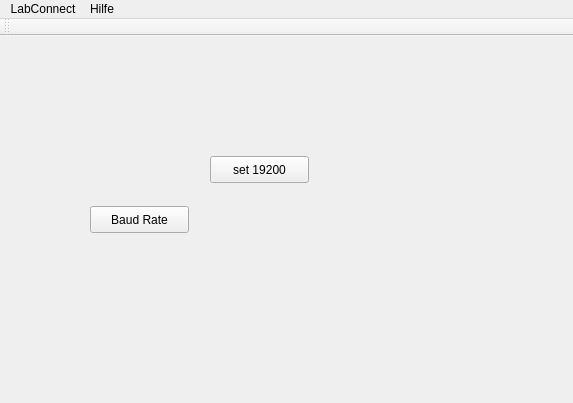
Old version of the form LabConnect/LabConnect.ui in the repository LabConnect/Interface.
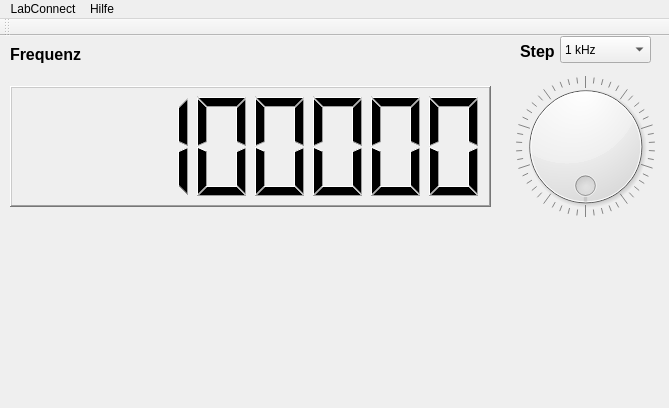
New version of the form.

The edit to the form file:
```diff
--- a/LabConnect/LabConnect.ui
+++ b/LabConnect/LabConnect.ui
@@ -9,47 +9,198 @@
    <rect>
     <x>0</x>
     <y>0</y>
-    <width>573</width>
-    <height>403</height>
+    <width>669</width>
+    <height>408</height>
    </rect>
   </property>
   <property name="windowTitle">
    <string>LabConnect</string>
   </property>
   <widget class="QWidget" name="centralWidget">
-   <widget class="QPushButton" name="pushButton">
+   <widget class="QDial" name="dial">
     <property name="geometry">
      <rect>
-      <x>90</x>
-      <y>170</y>
-      <width>99</width>
-      <height>27</height>
+      <x>510</x>
+      <y>40</y>
+      <width>151</width>
+      <height>141</height>
      </rect>
     </property>
+    <property name="cursor">
+     <cursorShape>OpenHandCursor</cursorShape>
+    </property>
+    <property name="mouseTracking">
+     <bool>false</bool>
+    </property>
+    <property name="maximum">
+     <number>100</number>
+    </property>
+    <property name="wrapping">
+     <bool>true</bool>
+    </property>
+    <property name="notchesVisible">
+     <bool>true</bool>
+    </property>
+   </widget>
+   <widget class="QLCDNumber" name="lcdNumber">
+    <property name="geometry">
+     <rect>
+      <x>10</x>
+      <y>50</y>
+      <width>481</width>
+      <height>121</height>
+     </rect>
+    </property>
+    <property name="frameShape">
+     <enum>QFrame::WinPanel</enum>
+    </property>
+    <property name="frameShadow">
+     <enum>QFrame::Raised</enum>
+    </property>
+    <property name="smallDecimalPoint">
+     <bool>false</bool>
+    </property>
+    <property name="digitCount">
+     <number>8</number>
+    </property>
+    <property name="mode">
+     <enum>QLCDNumber::Dec</enum>
+    </property>
+    <property name="segmentStyle">
+     <enum>QLCDNumber::Filled</enum>
+    </property>
+    <property name="value" stdset="0">
+     <double>100000.000000000000000</double>
+    </property>
+    <property name="intValue" stdset="0">
+     <number>100000</number>
+    </property>
+   </widget>
+   <widget class="QLabel" name="label">
+    <property name="geometry">
+     <rect>
+      <x>10</x>
+      <y>10</y>
+      <width>71</width>
+      <height>17</height>
+     </rect>
+    </property>
+    <property name="font">
+     <font>
+      <pointsize>12</pointsize>
+      <weight>75</weight>
+      <bold>true</bold>
+     </font>
+    </property>
     <property name="text">
-     <string>Baud Rate</string>
+     <string>Frequenz</string>
     </property>
    </widget>
-   <widget class="QPushButton" name="pushButton_2">
+   <widget class="QLabel" name="label_3">
     <property name="geometry">
      <rect>
-      <x>210</x>
-      <y>120</y>
-      <width>99</width>
-      <height>27</height>
+      <x>520</x>
+      <y>0</y>
+      <width>41</width>
+      <height>31</height>
      </rect>
     </property>
+    <property name="font">
+     <font>
+      <pointsize>12</pointsize>
+      <weight>75</weight>
+      <bold>true</bold>
+     </font>
+    </property>
     <property name="text">
-     <string>set 19200</string>
+     <string>Step</string>
     </property>
    </widget>
+   <widget class="QComboBox" name="comboBox">
+    <property name="geometry">
+     <rect>
+      <x>560</x>
+      <y>0</y>
+      <width>91</width>
+      <height>27</height>
+     </rect>
+    </property>
+    <property name="currentIndex">
+     <number>6</number>
+    </property>
+    <item>
+     <property name="text">
+      <string>1 Hz</string>
+     </property>
+    </item>
+    <item>
+     <property name="text">
+      <string>5 Hz</string>
+     </property>
+    </item>
+    <item>
+     <property name="text">
+      <string>10 Hz</string>
+     </property>
+    </item>
+    <item>
+     <property name="text">
+      <string>50 Hz</string>
+     </property>
+    </item>
+    <item>
+     <property name="text">
+      <string>100 Hz</string>
+     </property>
+    </item>
+    <item>
+     <property name="text">
+      <string>500 Hz</string>
+     </property>
+    </item>
+    <item>
+     <property name="text">
+      <string>1 kHz</string>
+     </property>
+    </item>
+    <item>
+     <property name="text">
+      <string>5 kHz</string>
+     </property>
+    </item>
+    <item>
+     <property name="text">
+      <string>10 kHz</string>
+     </property>
+    </item>
+    <item>
+     <property name="text">
+      <string>50 kHz</string>
+     </property>
+    </item>
+    <item>
+     <property name="text">
+      <string>100 kHz</string>
+     </property>
+    </item>
+    <item>
+     <property name="text">
+      <string>500 kHz</string>
+     </property>
+    </item>
+    <item>
+     <property name="text">
+      <string>1 MHz</string>
+     </property>
+    </item>
+   </widget>
   </widget>
   <widget class="QMenuBar" name="menuBar">
    <property name="geometry">
     <rect>
      <x>0</x>
      <y>0</y>
-     <width>573</width>
+     <width>669</width>
      <height>25</height>
     </rect>
    </property>
```
Left out of the diff: 11 changed lines with no effect on the pictures.
